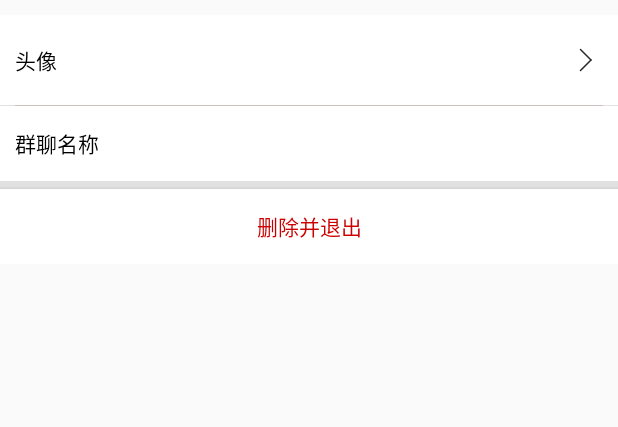
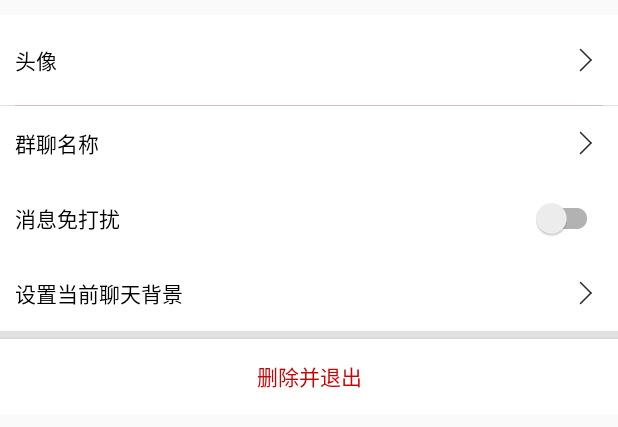
Before and after one commit to XieWujie/im, an Android app: the layout cov_room_item.xml on its own in the app's theme, with its tools: preview values and no code run, on a phone screen of 412 x 824 dp. Shown: the top 427 px of the screen. Run offline under Robolectric (Android 15) with nearby library versions, the phone set to English and light mode, and no system bars.

Commit message:
群消息通知开关

```diff
--- a/app/src/main/java/com/vlog/connect/WsConnection.kt
+++ b/app/src/main/java/com/vlog/connect/WsConnection.kt
@@ -141,6 +141,9 @@ class WsConnection : WsReader.FrameCallback,Closeable {
         val headers: Map<String, String>
     )
 
+    fun logout(){
+        writer?.close()
+    }
 
     @Throws(IOException::class)
     fun firstRequest(
--- a/app/src/main/java/com/vlog/conversation/ConversationViewModel.kt
+++ b/app/src/main/java/com/vlog/conversation/ConversationViewModel.kt
@@ -25,4 +25,6 @@ constructor(private val source: ConversationSource) : ViewModel() {
     fun query(before: Long, conversationId: Int): LiveData<Result<List<MsgWithUser>>> {
         return source.loadFromNet(before, conversationId)
     }
+
+    fun roomChangeListen(conversationId: Int) = source.roomDao.getRoomById(conversationId)
 }
--- a/app/src/main/java/com/vlog/conversation/room/RoomEditSource.kt
+++ b/app/src/main/java/com/vlog/conversation/room/RoomEditSource.kt
@@ -12,6 +12,7 @@ import com.dibus.Service
 import com.google.gson.Gson
 import com.vlog.photo.ImgSource
 import com.vlog.database.Room
+import com.vlog.database.RoomDao
 import okhttp3.Request
 import okhttp3.RequestBody.Companion.toRequestBody
 
@@ -23,6 +24,9 @@ class RoomEditSource {
 
     @AutoWire
     lateinit var imgSource:ImgSource
+
+    @AutoWire
+    lateinit var roomDao: RoomDao
 
     fun update(room: Room):LiveData<Result<Room>>{
         val request = buildRequest(room)
@@ -46,6 +50,7 @@ class RoomEditSource {
                 val newRoom = room.copy(roomAvatar = url)
                 val request = buildRequest(newRoom)
                 val room = request.sync<Room>()
+                roomDao.insert(room)
                 liveData.postValue(Result.Data(room))
             }catch (e :Exception){
                 liveData.postValue(Result.Error(e))
--- a/app/src/main/java/com/vlog/database/Message.kt
+++ b/app/src/main/java/com/vlog/database/Message.kt
@@ -20,7 +20,8 @@ data class Message(
     var isSend:Boolean = false,
     val isRead:Boolean = false,
     val fromType:Int = FROM_TYPE_FRIEND,
-    var citeMessageId:Int = -1
+    var citeMessageId:Int = -1,
+    var notify:Boolean = true
 ):Parcelable {
 
     constructor(parcel: Parcel) : this(
--- a/app/src/main/java/com/vlog/database/MsgDao.kt
+++ b/app/src/main/java/com/vlog/database/MsgDao.kt
@@ -10,14 +10,14 @@ interface MsgDao {
     @Query("select * from message where conversationId=:destination and messageType>10 order by sendTime")
     fun getByConversationId(destination:Int):List<Message>
 
-    @Query("select message.*,user.* from message,user where conversationId=:conversationId and message.sendFrom==user.userId and sendTime<:maxTime order by sendTime desc limit 0,:count")
+    @Query("select message.*,user.* from message,user where conversationId=:conversationId and message.sendFrom==user.userId and sendTime<:maxTime and messageType>10 order by sendTime desc limit 0,:count")
     fun getLiveById(conversationId:Int,maxTime:Long,count:Int = 20):LiveData<List<MsgWithUser>>
 
     @Query("select message.*,user.* from message,user where messageId=:messageId and userId=message.sendFrom")
     fun getByMessageId(messageId:Int):MsgWithUser
 
 
-    @Query("select message.*,user.* from message,user where conversationId=:conversationId and message.sendFrom==user.userId order by sendTime desc limit 5")
+    @Query("select message.*,user.* from message,user where conversationId=:conversationId and message.sendFrom==user.userId and messageType>10 order by sendTime desc limit 5")
     fun getLatestMessage(conversationId: Int):LiveData<List<MsgWithUser>>
 
     @Insert(onConflict = OnConflictStrategy.REPLACE)
--- a/app/src/main/java/com/vlog/user/UserSource.kt
+++ b/app/src/main/java/com/vlog/user/UserSource.kt
@@ -8,6 +8,7 @@ import com.common.ext.sync
 import com.common.ext.toLiveData
 import com.common.pushExecutors
 import com.dibus.AutoWire
+import com.dibus.DiBus
 import com.dibus.Service
 import com.google.gson.Gson
 import com.vlog.App
@@ -44,6 +45,8 @@ class UserSource {
            userDao.insert(it)
        }
     }
+
+
 
 
     fun findByNet(userId: Int):User{
@@ -93,6 +96,7 @@ class UserSource {
             .url(url)
             .get()
             .build()
+        Owner().logout()
         return request.toLiveData{
             val roomDatabase = DbApp.get(App.get())
             roomDatabase.clearAllTables()
--- a/app/src/main/res/layout/cov_room_item.xml
+++ b/app/src/main/res/layout/cov_room_item.xml
@@ -61,15 +61,60 @@
             android:layout_centerVertical="true"
             android:layout_alignParentEnd="true"
             android:layout_marginEnd="10dp"
-            android:id="@+id/username_right"
+            android:src="@drawable/ic_right"
+            android:id="@+id/room_name_right"
             android:layout_height="wrap_content"/>
         <TextView
             android:layout_width="wrap_content"
             android:layout_centerVertical="true"
+            android:layout_marginEnd="5dp"
+            android:layout_toStartOf="@+id/room_name_right"
+            android:id="@+id/room_name_text"
+            android:layout_height="wrap_content"/>
+    </RelativeLayout>
+
+    <RelativeLayout
+        android:layout_width="match_parent"
+        android:id="@+id/message_notify_layout"
+        android:background="@android:color/white"
+        android:layout_height="50dp">
+        <TextView
+            android:layout_width="wrap_content"
+            android:text="消息免打扰"
+            android:layout_centerVertical="true"
+            android:layout_marginStart="10dp"
+            android:textColor="@android:color/black"
+            android:layout_height="wrap_content"/>
+
+        <com.google.android.material.switchmaterial.SwitchMaterial
+            android:layout_width="wrap_content"
+            android:layout_centerVertical="true"
+            android:id="@+id/notify_switch"
+            android:layout_alignParentEnd="true"
+            app:switchMinWidth="30dp"
+            android:layout_marginEnd="10dp"
+            android:layout_height="wrap_content"/>
+    </RelativeLayout>
+
+    <RelativeLayout
+        android:layout_width="match_parent"
+        android:id="@+id/room_background_layout"
+        android:background="@android:color/white"
+        android:layout_height="50dp">
+        <TextView
+            android:layout_width="wrap_content"
+            android:text="设置当前聊天背景"
+            android:layout_centerVertical="true"
+            android:layout_marginStart="10dp"
+            android:textColor="@android:color/black"
+            android:layout_height="wrap_content"/>
+        <ImageView
+            android:layout_width="wrap_content"
+            android:layout_centerVertical="true"
             android:layout_alignParentEnd="true"
             android:layout_marginEnd="10dp"
-            android:layout_toStartOf="@+id/username_right"
-            android:id="@+id/room_name_text"
+            android:src="@drawable/ic_right"
+            android:id="@+id/background_right"
             android:layout_height="wrap_content"/>
     </RelativeLayout>
 
```
Also changed, not shown: app/src/main/java/com/vlog/connect/WsConnectionService.kt (+18 -4 lines), app/src/main/java/com/vlog/connect/notify/Notify.kt (+26 -20 lines), app/src/main/java/com/vlog/conversation/ConversationActivity.kt (+8 -13 lines), app/src/main/java/com/vlog/conversation/adapter/MessageListAdapter.kt (+6 -4 lines), app/src/main/java/com/vlog/conversation/room/CovREditAdapter.kt (+20 -2 lines), app/src/main/java/com/vlog/conversation/room/CovRoomEditActivity.kt (+8 -7 lines), app/src/main/java/com/vlog/database/Room.kt (+15 -4 lines), app/src/main/java/com/vlog/room/RoomSource.kt (+16 -0 lines), app/src/main/java/com/vlog/ui/MainActivity.kt (+12 -3 lines), app/src/main/java/com/vlog/user/UserFetcher.kt (+16 -3 lines), 1 other file.
